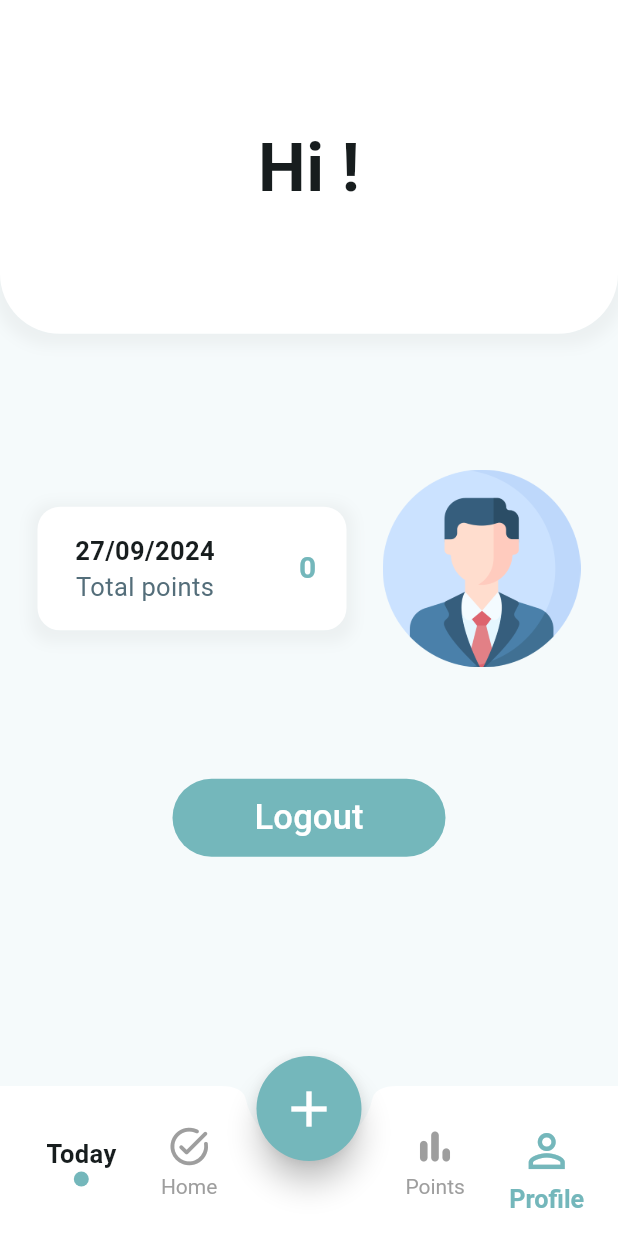
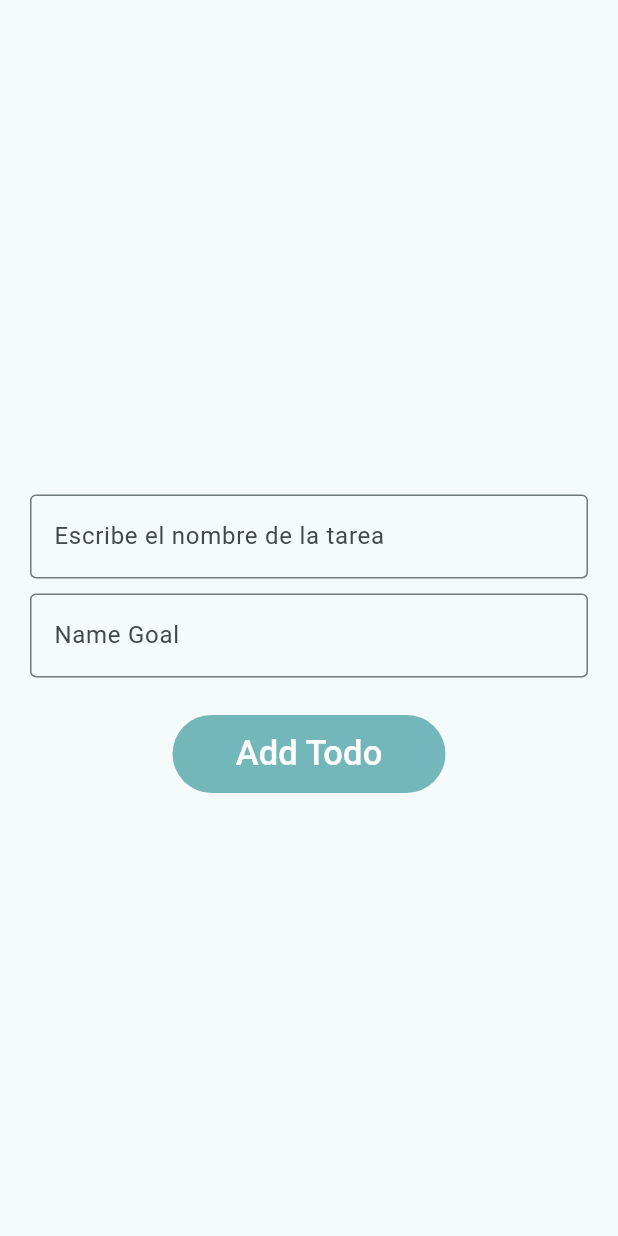
Before and after one commit to wilsone24/My-Best-Self, a Flutter app: the Mainpage screen opened by its route, after a tap on the "add" icon, on a phone screen of 412 x 824 dp. Run offline on Flutter 3.47's test engine with Material 3 defaults, Android fonts, the phone set to English and light mode, and no system bars; our stand-ins replace get.

Commit message:
Refactor task_page.dart and remove unused code

```diff
--- a/lib/main.dart
+++ b/lib/main.dart
@@ -3,11 +3,11 @@ import 'package:get/get.dart';
 import 'package:my_best_self/ui/controllers/date_controller.dart';
 import 'package:my_best_self/ui/controllers/todo_controller.dart';
 import 'package:my_best_self/ui/controllers/user_controller.dart';
+import 'package:my_best_self/ui/screens/bool_task_page.dart';
 import 'package:my_best_self/ui/screens/main_page.dart';
 import 'package:my_best_self/ui/screens/login_page.dart';
+import 'package:my_best_self/ui/screens/quan_task_page.dart';
 import 'package:my_best_self/ui/utils/colors.dart';
-
-/* import 'package:my_best_self/ui/pages/login_page.dart'; */
 
 void main() {
   Get.put(DateController());
@@ -32,6 +32,8 @@ class MyApp extends StatelessWidget {
       getPages: [
         GetPage(name: '/loginpage', page: () => LoginPage()),
         GetPage(name: '/mainpage', page: () => const Mainpage()),
+        GetPage(name: '/booltaskpage', page: () => BoolTaskPage()),
+        GetPage(name: '/quantaskpage', page: () => QuanTaskPage()),
       ],
     );
   }
--- a/lib/ui/navbar/navbar.dart
+++ b/lib/ui/navbar/navbar.dart
@@ -1,4 +1,5 @@
 import 'package:flutter/material.dart';
+import 'package:get/get.dart';
 import 'package:my_best_self/ui/utils/colors.dart';
 
 class CustomBottomNavBar extends StatelessWidget {
@@ -29,7 +30,6 @@ class CustomBottomNavBar extends StatelessWidget {
             const SizedBox(width: 66),
             _buildNavItem(1, 'Points', Icons.bar_chart_rounded),
             _buildNavItem(2, 'Profile', Icons.person_outline),
-
           ],
         ),
       ),
@@ -152,7 +152,7 @@ class _MyHomePageState extends State<MyHomePage> {
         onItemTapped: _onItemTapped,
       ),
       floatingActionButton: CustomFloatingActionButton(
-        onPressed: () => _onItemTapped(4),
+        onPressed: () => Get.toNamed('/taskpage/'),
       ),
       floatingActionButtonLocation: FloatingActionButtonLocation.centerDocked,
     );
--- /dev/null
+++ b/lib/ui/screens/bool_task_page.dart
@@ -0,0 +1,88 @@
+import 'package:flutter/material.dart';
+import 'package:get/get.dart';
+import 'package:my_best_self/models/task.dart';
+import 'package:my_best_self/ui/controllers/todo_controller.dart';
+import 'package:my_best_self/ui/widgets/custom_button.dart';
+
+class BoolTaskPage extends StatelessWidget {
+  BoolTaskPage({super.key});
+  final TextEditingController taskNameController = TextEditingController();
+  final TextEditingController taskNameGoalController = TextEditingController();
+  final TodoController todoController = Get.find();
+
+  @override
+  Widget build(BuildContext context) {
+    double screenHeight = MediaQuery.of(context).size.height;
+    return Scaffold(
+      body: Column(
+        children: [
+           SizedBox(
+            height: screenHeight * 0.4,
+          ),
+          Center(
+            child: Column(
+              children: [
+                Padding(
+                  padding: const EdgeInsets.symmetric(horizontal: 20),
+                  child: TextField(
+                    controller: taskNameController,
+                    decoration: const InputDecoration(
+                      labelText: "Escribe el nombre de la tarea",
+                      border: OutlineInputBorder(),
+                    ),
+                  ),
+                ),
+                const SizedBox(height: 10),
+                Padding(
+                  padding: const EdgeInsets.symmetric(horizontal: 20),
+                  child: Row(
+                    children: [
+                      Expanded(
+                        child: TextField(
+                          controller: taskNameGoalController,
+                          decoration: const InputDecoration(
+                            labelText: "Name Goal",
+                            border: OutlineInputBorder(),
+                          ),
+                        ),
+                      ),
+                    ],
+                  ),
+                ),
+                const SizedBox(height: 25),
+                CustomButton(
+                  onPressed: () {
+                    String taskName = taskNameController.text.trim();
+                    String goal = "1";
+                    String nameGoal = taskNameGoalController.text.trim();
+
+                    if (taskName.isNotEmpty &&
+                        goal.isNotEmpty &&
+                        nameGoal.isNotEmpty) {
+                      Task newTask = Task(
+                        name: taskName,
+                        goal: int.tryParse(goal) ?? 0,
+                        nameGoal: nameGoal,
+                      );
+                      todoController.addTodo(newTask);
+                      taskNameController.clear();
+                      taskNameGoalController.clear();
+                      Get.toNamed('/mainpage/');
+                    } else {
+                      Get.snackbar(
+                        "Error",
+                        "Por favor, completa todos los campos",
+                        snackPosition: SnackPosition.BOTTOM,
+                      );
+                    }
+                  },
+                  text: "Add Todo",
+                ),
+              ],
+            ),
+          ),
+        ],
+      ),
+    );
+  }
+}
--- a/lib/ui/screens/main_page.dart
+++ b/lib/ui/screens/main_page.dart
@@ -1,4 +1,5 @@
 import 'package:flutter/material.dart';
+import 'package:get/get.dart';
 import 'package:my_best_self/ui/navbar/navbar.dart';
 import 'package:my_best_self/ui/views/game_screen.dart';
 import 'package:my_best_self/ui/views/home_screen.dart';
@@ -6,7 +7,6 @@ import 'package:my_best_self/ui/views/profile_screen.dart';
 
 class Mainpage extends StatefulWidget {
   const Mainpage({super.key});
-
   @override
   // ignore: library_private_types_in_public_api
   _MainpageState createState() => _MainpageState();
@@ -37,7 +37,7 @@ class _MainpageState extends State<Mainpage> {
       ),
       floatingActionButtonLocation: FloatingActionButtonLocation.centerDocked,
       floatingActionButton: CustomFloatingActionButton(
-        onPressed: () => _onItemTapped(2), // Action for the center button
+        onPressed: () => Get.toNamed('/booltaskpage/'), // Action for the center button
       ),
     );
   }
--- a/lib/ui/views/home_screen.dart
+++ b/lib/ui/views/home_screen.dart
@@ -1,6 +1,5 @@
 import 'package:flutter/material.dart';
 import 'package:get/get.dart';
-import 'package:my_best_self/models/task.dart';
 import 'package:my_best_self/ui/controllers/date_controller.dart';
 import 'package:my_best_self/ui/controllers/todo_controller.dart';
 import 'package:my_best_self/ui/controllers/user_controller.dart';
@@ -9,11 +8,8 @@ import 'package:my_best_self/ui/widgets/home_scren/todo_list.dart';
 
 class HomeScreen extends StatelessWidget {
   final UserController userController = Get.find();
-  final TodoController todoController = Get.find();
   final DateController dateController = Get.find();
-  final TextEditingController taskNameController = TextEditingController();
-  final TextEditingController taskGoalController = TextEditingController();
-  final TextEditingController taskNameGoalController = TextEditingController();
+
 
   HomeScreen({super.key});
 
@@ -44,73 +40,6 @@ class HomeScreen extends StatelessWidget {
                       },
                     ),
                   ),
-                  Padding(
-                    padding: const EdgeInsets.symmetric(horizontal: 20),
-                    child: TextField(
-                      controller: taskNameController,
-                      decoration: const InputDecoration(
-                        labelText: "Escribe el nombre de la tarea",
-                        border: OutlineInputBorder(),
-                      ),
-                    ),
-                  ),
-                  const SizedBox(height: 10),
-                  Padding(
-                    padding: const EdgeInsets.symmetric(horizontal: 20),
-                    child: Row(
-                      children: [
-                        Expanded(
-                          child: TextField(
-                            controller: taskGoalController,
-                            decoration: const InputDecoration(
-                              labelText: "Goal",
-                              border: OutlineInputBorder(),
-                            ),
-                            keyboardType: TextInputType.number,
-                          ),
-                        ),
-                        const SizedBox(width: 10),
-                        Expanded(
-                          child: TextField(
-                            controller: taskNameGoalController,
-                            decoration: const InputDecoration(
-                              labelText: "Name Goal",
-                              border: OutlineInputBorder(),
-                            ),
-                          ),
-                        ),
-                      ],
-                    ),
-                  ),
-                  const SizedBox(height: 10),
-                  TextButton(
-                    onPressed: () {
-                      String taskName = taskNameController.text.trim();
-                      String goal = taskGoalController.text.trim();
-                      String nameGoal = taskNameGoalController.text.trim();
-
-                      if (taskName.isNotEmpty &&
-                          goal.isNotEmpty &&
-                          nameGoal.isNotEmpty) {
-                        Task newTask = Task(
-                          name: taskName,
-                          goal: int.tryParse(goal) ?? 0,
-                          nameGoal: nameGoal,
-                        );
-                        todoController.addTodo(newTask);
-                        taskNameController.clear();
-                        taskGoalController.clear();
-                        taskNameGoalController.clear();
-                      } else {
-                        Get.snackbar(
-                          "Error",
-                          "Por favor, completa todos los campos",
-                          snackPosition: SnackPosition.BOTTOM,
-                        );
-                      }
-                    },
-                    child: const Text("Add Todo"),
-                  ),
                 ],
               );
             },
```
Also changed, not shown: lib/ui/screens/quan_task_page.dart (added, +101 -0 lines), lib/ui/screens/task_page.dart (deleted, +0 -10 lines).
